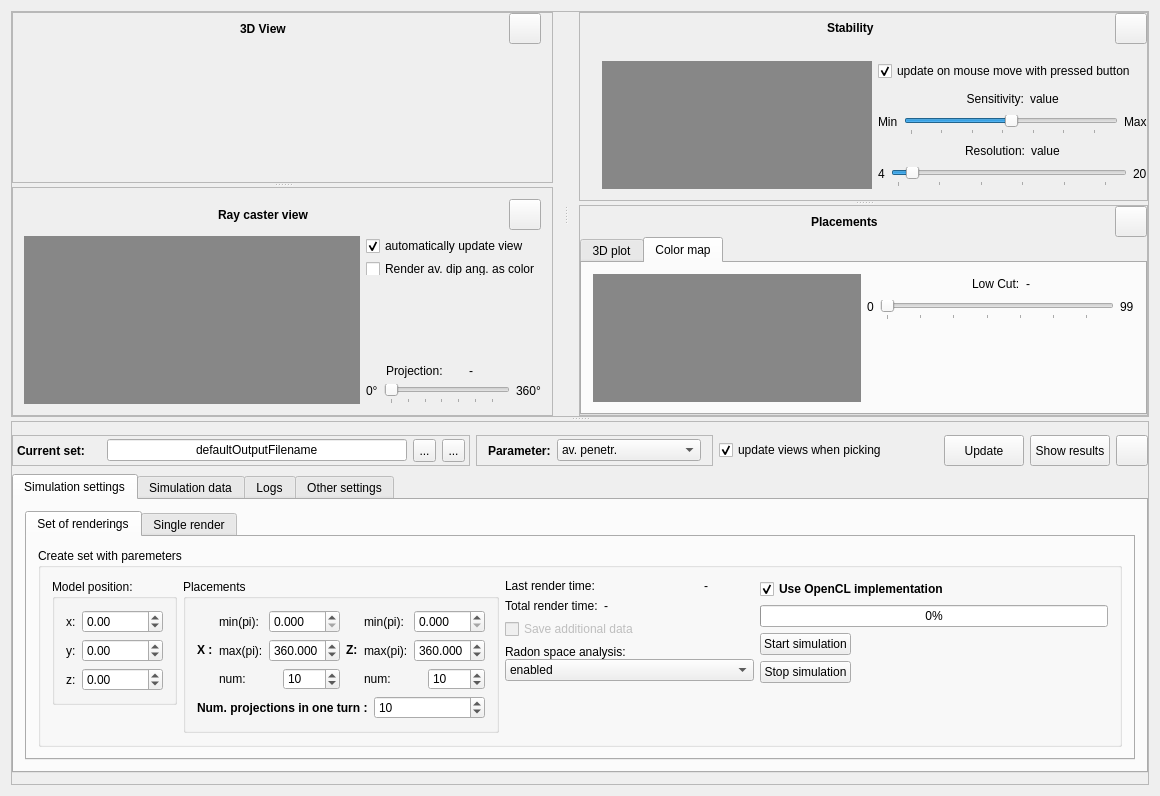
Qt form Toolkit/Dreamcaster/dream_caster4.ui (3dct/open_iA) before a commit.
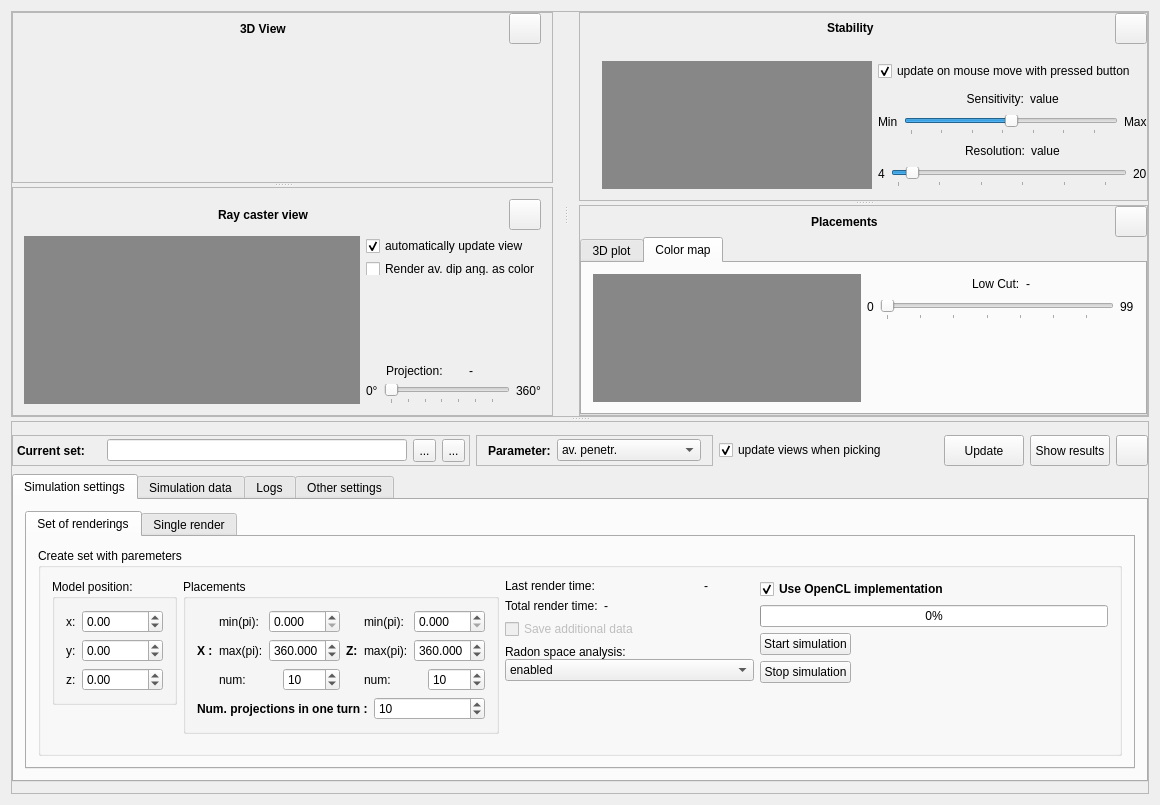
The same form after that commit. Icons and pictures are not drawn. Custom widgets are drawn as their Qt base class.

Commit message: DreamCaster: Set default Output set filename to a .set file in same folder as input

What changed in the file:
```diff
--- a/Toolkit/Dreamcaster/dream_caster4.ui
+++ b/Toolkit/Dreamcaster/dream_caster4.ui
@@ -7,7 +7,7 @@
     <x>0</x>
     <y>0</y>
     <width>1160</width>
-    <height>796</height>
+    <height>805</height>
    </rect>
   </property>
   <property name="font">
@@ -1681,7 +1681,7 @@
                  </size>
                 </property>
                 <property name="text">
-                 <string>defaultOutputFilename</string>
+                 <string/>
                 </property>
                 <property name="frame">
                  <bool>true</bool>
```
Left out of the diff: 1 changed line with no effect on the pictures. The commit also changes 3 other files.
